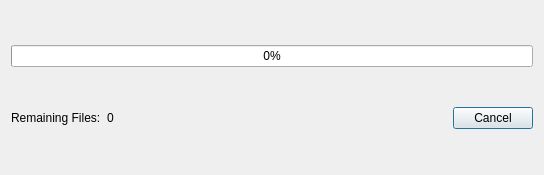
First picture: the form in src/ui/fpsprogressdialog.ui, repository zxunge/FreePictureSplitter, before the edit.
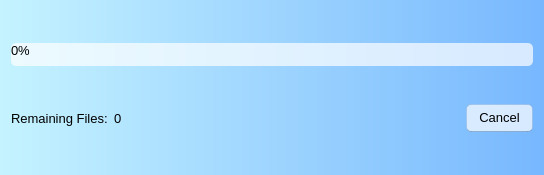
Second picture: the form after the edit.

Commit message: UI and feature updates: - fpsProgressDialog: Improve UI experience and enable cancelling. - fpsAboutDialog: Improve UI experience. - fpsBatchDialog: Support initial batch splitting.

Patch:
```diff
--- a/src/ui/fpsprogressdialog.ui
+++ b/src/ui/fpsprogressdialog.ui
@@ -10,12 +10,27 @@
     <height>175</height>
    </rect>
   </property>
+  <property name="font">
+   <font>
+    <family>Segoe UI</family>
+    <pointsize>10</pointsize>
+   </font>
+  </property>
   <property name="windowTitle">
    <string>Progress</string>
   </property>
+  <property name="styleSheet">
+   <string notr="true">background-color: qlineargradient(x1:0, y1:0.5, x2:1, y2:0.5, stop:0 #c5f3ff, stop:1 #77b7fe); 
+border-radius: 15%;</string>
+  </property>
   <layout class="QGridLayout" name="gridLayout">
    <item row="0" column="0" colspan="4">
     <widget class="QProgressBar" name="progressBar">
+     <property name="styleSheet">
+      <string notr="true">QProgressBar::chunk { background: #aad0e5; border-radius:5px; }
+QProgressBar { background: rgba(255, 255, 255, 0.7); border-radius:5px; }
+</string>
+     </property>
      <property name="value">
       <number>0</number>
      </property>
@@ -23,6 +38,18 @@
    </item>
    <item row="1" column="0">
     <widget class="QLabel" name="label">
+     <property name="font">
+      <font>
+       <family>Segoe UI</family>
+       <pointsize>10</pointsize>
+      </font>
+     </property>
+     <property name="autoFillBackground">
+      <bool>false</bool>
+     </property>
+     <property name="styleSheet">
+      <string notr="true">background: transparent;</string>
+     </property>
      <property name="text">
       <string>Remaining Files:</string>
      </property>
@@ -30,6 +57,15 @@
    </item>
    <item row="1" column="1">
     <widget class="QLabel" name="labRemaining">
+     <property name="font">
+      <font>
+       <family>Segoe UI</family>
+       <pointsize>10</pointsize>
+      </font>
+     </property>
+     <property name="styleSheet">
+      <string notr="true">background: transparent;</string>
+     </property>
      <property name="text">
       <string>0</string>
      </property>
@@ -50,6 +86,18 @@
    </item>
    <item row="1" column="3">
     <widget class="QPushButton" name="btnCancel">
+     <property name="styleSheet">
+      <string notr="true">QPushButton {
+	color: black;
+    background: rgba(255, 255, 255, 0.7);
+    border: 1px solid rgba(0, 0, 0, 0.073);
+    border-bottom: 1px solid rgba(0, 0, 0, 0.183);
+    border-radius: 5px;
+    font: 13px 'Segoe UI';
+    padding: 5px 12px 6px 12px;
+    outline: none;
+}</string>
+     </property>
      <property name="text">
       <string>Cancel</string>
      </property>
```
The commit also changes 12 other files.
